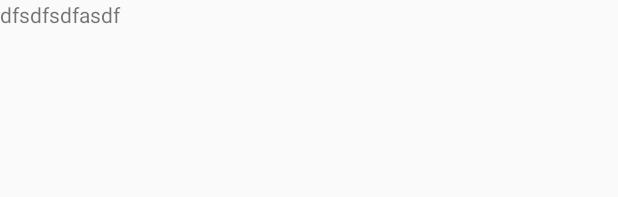
After one commit to jimin3312/dustAlarm, an Android app: the layout permission_layout.xml on its own in the app's theme, with its tools: preview values and no code run, on a phone screen of 412 x 824 dp. The commit adds this screen. Shown: the top 197 px of the screen. Run offline under Robolectric (Android 15) with nearby library versions, the phone set to English and light mode, and no system bars.

Commit message:
permission

```diff
--- /dev/null
+++ b/app/src/main/res/layout/permission_layout.xml
@@ -0,0 +1,9 @@
+<?xml version="1.0" encoding="utf-8"?>
+<LinearLayout xmlns:android="http://schemas.android.com/apk/res/android"
+    android:orientation="vertical" android:layout_width="match_parent"
+    android:layout_height="match_parent">
+    <TextView
+        android:layout_width="match_parent"
+        android:layout_height="match_parent"
+        android:text="dfsdfsdfasdf"></TextView>
+</LinearLayout>
```
Also changed, not shown: app/src/main/AndroidManifest.xml (+5 -2 lines), app/src/main/java/com/example/dustalarm/MainActivity.kt (+27 -51 lines), app/src/main/java/com/example/dustalarm/PermissionActivity.kt (added, +62 -0 lines).
